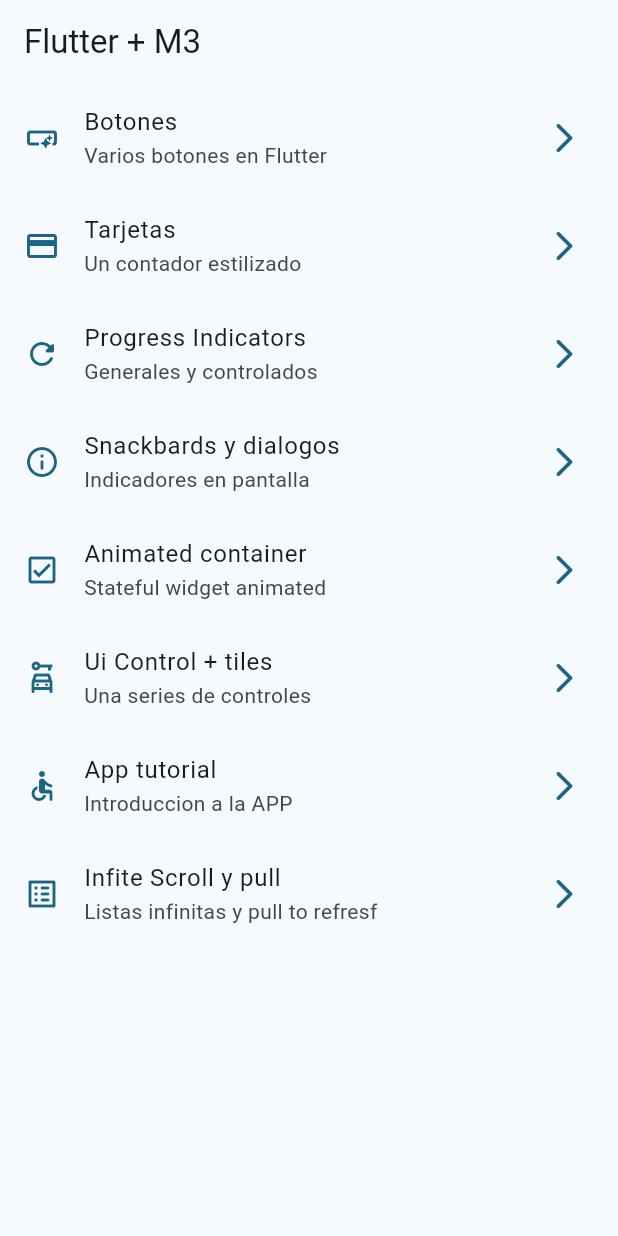
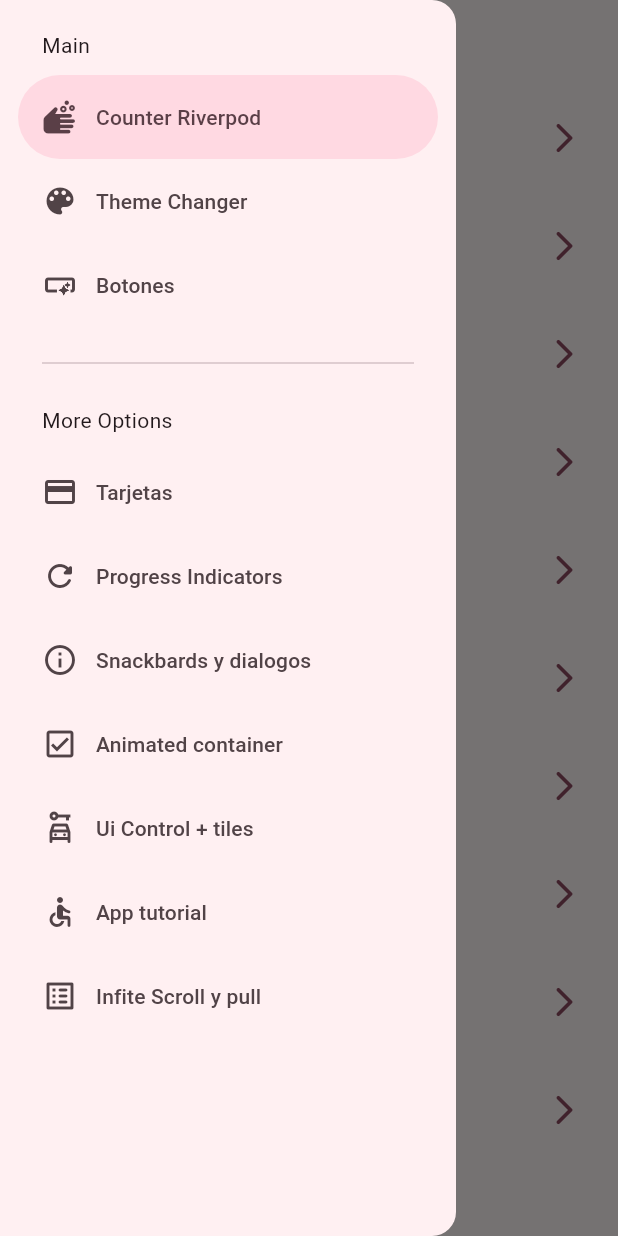
Before and after one commit to PePeWee07/Practica_Flutter, a Flutter app: the screen it shows after launch, with the side drawer open (before the commit the screen has no drawer), on a phone screen of 412 x 824 dp. Run offline on Flutter 3.47's test engine with Material 3 defaults, Android fonts, the phone set to English and light mode, and no system bars; our stand-ins replace animate_do, dio, flutter_riverpod, go_router, video_player.

Commit message:
feat: Agregar pantalla de contador y cambiador de tema con soporte para Riverpod

```diff
--- /dev/null
+++ b/widgets_app/devtools_options.yaml
@@ -0,0 +1,3 @@
+description: This file stores settings for Dart & Flutter DevTools.
+documentation: https://docs.flutter.dev/tools/devtools/extensions#configure-extension-enablement-states
+extensions:
--- a/widgets_app/lib/config/menu/menu_items.dart
+++ b/widgets_app/lib/config/menu/menu_items.dart
@@ -15,6 +15,18 @@
 }
 
 final appMenuItem = <MenuItem>[
+  MenuItem(
+    title: 'Counter Riverpod',
+    subtitle: 'Contador con gestor estado Riverpod',
+    link: '/counter',
+    icon: Icons.soap_rounded,
+  ),
+  MenuItem(
+    title: 'Theme Changer',
+    subtitle: 'Cambiar tema globalmente',
+    link: '/theme-changer',
+    icon: Icons.color_lens_sharp,
+  ),
   MenuItem(
     title: 'Botones',
     subtitle: 'Varios botones en Flutter',
--- a/widgets_app/lib/config/router/app_router.dart
+++ b/widgets_app/lib/config/router/app_router.dart
@@ -1,3 +1,4 @@
+import 'package:widgets_app/presentation/screens/counter/counter_screen.dart';
 import 'package:widgets_app/presentation/screens/screens.dart';
 
 // GoRouter configuration
@@ -29,6 +30,11 @@
       builder: (context, state) => const SnackbarsScreen(),
     ),
     GoRoute(
+      name: AnimatedScreen.name,
+      path: '/animated',
+      builder: (context, state) => const AnimatedScreen(),
+    ),
+    GoRoute(
       name: UiControlsScreen.name,
       path: '/ui-controls',
       builder: (context, state) => const UiControlsScreen(),
@@ -43,5 +49,15 @@
       path: '/infinite',
       builder: (context, state) => const InfiniteScrollScreen(),
     ),
+    GoRoute(
+      name: CounterScreen.name,
+      path: '/counter',
+      builder: (context, state) => const CounterScreen(),
+    ),
+    GoRoute(
+      name: ThemeChangerScreen.name,
+      path: '/theme-changer',
+      builder: (context, state) => const ThemeChangerScreen(),
+    ),
   ],
 );
--- a/widgets_app/lib/config/theme/app_theme.dart
+++ b/widgets_app/lib/config/theme/app_theme.dart
@@ -1,32 +1,33 @@
 import 'package:flutter/material.dart';
 
 const List<Color> colorList = [
+  Colors.transparent,
   Colors.black,
+  Colors.white,
+  Colors.grey,
   Colors.yellowAccent,
   Colors.purple,
   Colors.teal,
   Colors.lightGreenAccent,
   Colors.lightBlueAccent,
   Colors.indigo,
-  Colors.cyan,
-  Colors.transparent,
-  Colors.white70,
 ];
 
 class AppTheme {
   final int selectColor;
+  final bool isDarkmode;
 
-  AppTheme({this.selectColor = 0})
+  AppTheme({this.selectColor = 0, this.isDarkmode = false})
     : assert(
         selectColor >= 0 && selectColor <= colorList.length - 1,
         'Los colores deben ser entre 0 y ${colorList.length}',
       );
 
-  ThemeData theme() {
+  ThemeData getTheme() {
     return ThemeData(
       useMaterial3: true,
+      brightness: isDarkmode ? Brightness.dark : Brightness.light,
       colorSchemeSeed: colorList[selectColor],
-      // brightness: Brightness.dark,
       appBarTheme: const AppBarTheme(centerTitle: false),
     );
   }
--- a/widgets_app/lib/main.dart
+++ b/widgets_app/lib/main.dart
@@ -1,20 +1,28 @@
 import 'package:flutter/material.dart';
+import 'package:flutter_riverpod/flutter_riverpod.dart';
 import 'package:widgets_app/config/router/app_router.dart';
 import 'package:widgets_app/config/theme/app_theme.dart';
+import 'package:widgets_app/presentation/providers/theme_provider.dart';
 
 void main() {
-  runApp(const MainApp());
+  runApp(const ProviderScope(child: MainApp()));
 }
 
-class MainApp extends StatelessWidget {
+class MainApp extends ConsumerWidget {
   const MainApp({super.key});
 
   @override
-  Widget build(BuildContext context) {
+  Widget build(BuildContext context, ref) {
+    final int selectedColor = ref.watch(selectedColorProvider);
+    final bool isDarkMode = ref.watch(isDarkModeProvider);
+
     return MaterialApp.router(
       title: 'Flutter Widgets',
       routerConfig: appRouter,
-      theme: AppTheme(selectColor: 5).theme(),
+      theme: AppTheme(
+        selectColor: selectedColor,
+        isDarkmode: isDarkMode,
+      ).getTheme(),
       debugShowCheckedModeBanner: false,
       // home: const HomeScreen(),
     );
--- /dev/null
+++ b/widgets_app/lib/presentation/providers/counter_provider.dart
@@ -0,0 +1,3 @@
+import 'package:flutter_riverpod/legacy.dart';
+
+final counterProvider = StateProvider<int>((ref) => 5);
--- /dev/null
+++ b/widgets_app/lib/presentation/providers/theme_provider.dart
@@ -0,0 +1,12 @@
+import 'package:flutter/material.dart';
+import 'package:flutter_riverpod/flutter_riverpod.dart';
+import 'package:flutter_riverpod/legacy.dart';
+import 'package:widgets_app/config/theme/app_theme.dart';
+
+final isDarkModeProvider = StateProvider<bool>((ref) => false);
+
+// Lista de colores inmutables
+final colorListProvider = Provider<List<Color>>((ref) => colorList);
+
+//color selecionado
+final selectedColorProvider = StateProvider<int>((ref) => 0);
--- a/widgets_app/lib/presentation/screens/home/home_screen.dart
+++ b/widgets_app/lib/presentation/screens/home/home_screen.dart
@@ -1,6 +1,7 @@
 import 'package:flutter/material.dart';
 import 'package:go_router/go_router.dart';
 import 'package:widgets_app/config/menu/menu_items.dart';
+import 'package:widgets_app/presentation/widgets/side_menu.dart';
 
 class HomeScreen extends StatelessWidget {
   static const String name = 'home_screen';
@@ -9,9 +10,13 @@
 
   @override
   Widget build(BuildContext context) {
+    final scaffoldKey = GlobalKey<ScaffoldState>();
+
     return Scaffold(
+      key: scaffoldKey,
       appBar: AppBar(title: const Text('Flutter + M3')),
       body: const _HomeView(),
+      drawer: SideMenu(scaffoldKey: scaffoldKey),
     );
   }
 }
--- a/widgets_app/lib/presentation/screens/screens.dart
+++ b/widgets_app/lib/presentation/screens/screens.dart
@@ -1,10 +1,14 @@
+
+
 export 'package:go_router/go_router.dart';
 export 'package:widgets_app/presentation/screens/animated/animated_screen.dart';
 export 'package:widgets_app/presentation/screens/app_tutorial/app_tutorial_screen.dart';
 export 'package:widgets_app/presentation/screens/buttons/buttons_screen.dart';
 export 'package:widgets_app/presentation/screens/cards/cards_screen.dart';
+export 'package:widgets_app/presentation/screens/counter/counter_screen.dart';
 export 'package:widgets_app/presentation/screens/home/home_screen.dart';
 export 'package:widgets_app/presentation/screens/infinite_scroll/infinite_scroll_screen.dart';
 export 'package:widgets_app/presentation/screens/progress/progress_screen.dart';
 export 'package:widgets_app/presentation/screens/snackbars/snackbars_screen.dart';
+export 'package:widgets_app/presentation/screens/theme_changer/theme_changer_screen.dart';
 export 'package:widgets_app/presentation/screens/ui_controls/ui_controls_screen.dart';
--- /dev/null
+++ b/widgets_app/lib/presentation/widgets/side_menu.dart
@@ -0,0 +1,66 @@
+import 'package:flutter/material.dart';
+import 'package:widgets_app/config/menu/menu_items.dart';
+import 'package:widgets_app/presentation/screens/screens.dart';
+
+class SideMenu extends StatefulWidget {
+  final GlobalKey<ScaffoldState> scaffoldKey;
+  const SideMenu({super.key, required this.scaffoldKey});
+
+  @override
+  State<SideMenu> createState() => _SideMenuState();
+}
+
+class _SideMenuState extends State<SideMenu> {
+  int navDrawerIndex = 0;
+
+  @override
+  Widget build(BuildContext context) {
+    final bool hasNotch = MediaQuery.of(context).viewPadding.top > 35;
+
+    return NavigationDrawer(
+      selectedIndex: navDrawerIndex,
+      onDestinationSelected: (value) {
+        setState(() {
+          navDrawerIndex = value;
+        });
+
+        final MenuItem menuItem = appMenuItem[value];
+        context.push(menuItem.link);
+        widget.scaffoldKey.currentState?.closeDrawer();
+      },
+      children: [
+        Padding(
+          padding: EdgeInsetsGeometry.fromLTRB(28, hasNotch ? 0 : 20, 16, 10),
+          child: const Text('Main'),
+        ),
+
+        ...appMenuItem
+            .sublist(0, 3)
+            .map(
+              (item) => NavigationDrawerDestination(
+                icon: Icon(item.icon),
+                label: Text(item.title),
+              ),
+            ),
+
+        const Padding(
+          padding: EdgeInsets.fromLTRB(28, 16, 28, 10),
+          child: Divider(),
+        ),
+
+        const Padding(
+          padding: EdgeInsetsGeometry.fromLTRB(28, 10, 16, 10),
+          child: Text('More Options'),
+        ),
+        ...appMenuItem
+            .sublist(3)
+            .map(
+              (item) => NavigationDrawerDestination(
+                icon: Icon(item.icon),
+                label: Text(item.title),
+              ),
+            ),
+      ],
+    );
+  }
+}
--- a/widgets_app/pubspec.yaml
+++ b/widgets_app/pubspec.yaml
@@ -10,6 +10,7 @@
   animate_do: ^5.1.0
   flutter:
     sdk: flutter
+  flutter_riverpod: ^3.3.2
   go_router: ^17.3.0
 
 dev_dependencies:
```
Also changed, not shown: widgets_app/lib/presentation/screens/counter/counter_screen.dart (added, +49 -0 lines), widgets_app/lib/presentation/screens/theme_changer/theme_changer_screen.dart (added, +60 -0 lines), widgets_app/pubspec.lock.
